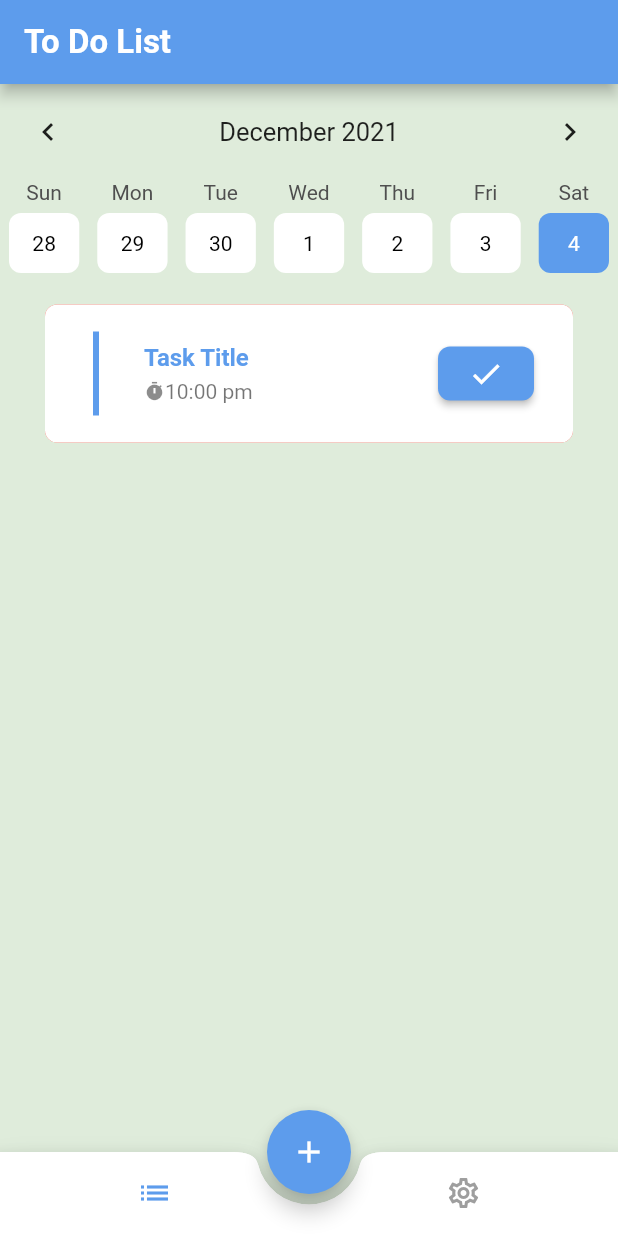
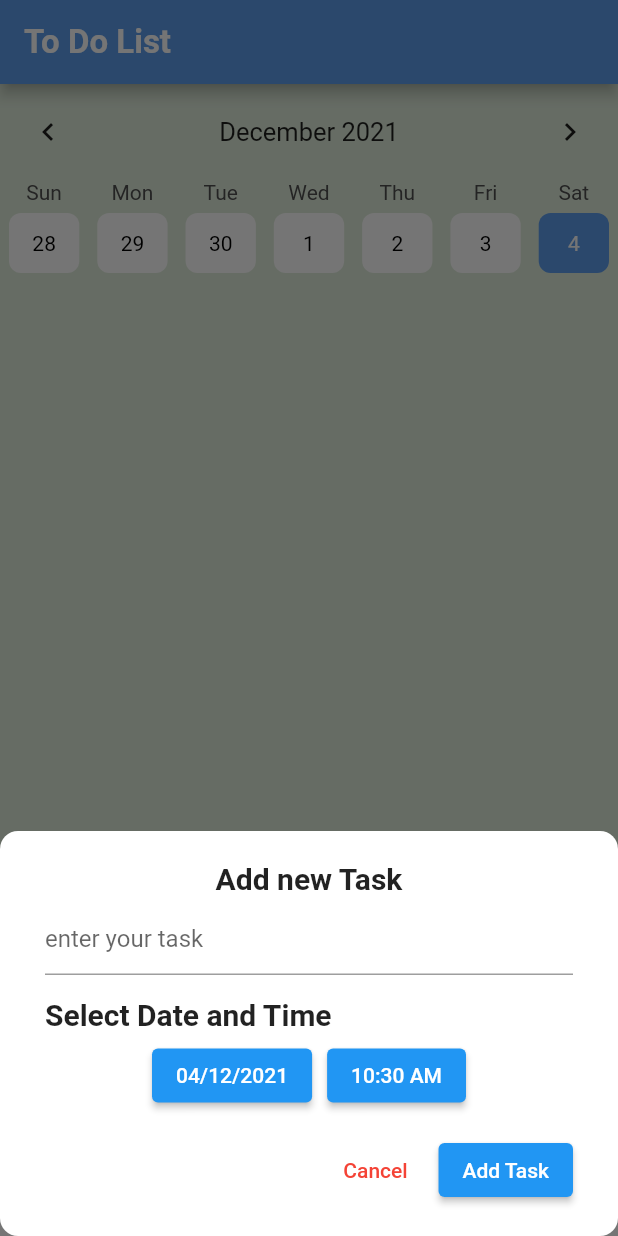
Before and after one commit to Flutter-Course-Cycle-4/todo, a Flutter app: the screen it shows after launch, after a tap on the "add" icon, on a phone screen of 412 x 824 dp. Run offline on Flutter 3.47's test engine with Material 2 defaults, Android fonts, the phone set to English and light mode, and no system bars; drawn by our look-alikes of flutter_slidable, table_calendar; our stand-ins replace cloud_firestore, firebase_core; accounts and stored records are empty; generated files the repository leaves out were written again.

Commit message:
adding firebase to android

```diff
--- /dev/null
+++ b/lib/controllers/tasks_provider.dart
@@ -0,0 +1,19 @@
+import 'package:flutter/material.dart';
+import 'package:todo/models/task.dart';
+import 'package:cloud_firestore/cloud_firestore.dart';
+
+class TasksProvider with ChangeNotifier {
+  List<Task> tasks;
+  TasksProvider() : this.tasks = [];
+  final tasksRef =
+      FirebaseFirestore.instance.collection('tasks').withConverter<Task>(
+            fromFirestore: (snapshot, _) => Task.fromJson(snapshot.data()!),
+            toFirestore: (Task, _) => Task.toJson(),
+          );
+
+  void addTask(Task newTask) {
+    tasks.add(newTask);
+    tasksRef.add(newTask);
+    notifyListeners();
+  }
+}
--- a/lib/l10n/app_ar.arb
+++ b/lib/l10n/app_ar.arb
@@ -3,9 +3,11 @@
   "delete_btn": "مسح",
   "add_task_title": "إضافة مهمة جديدة",
   "task_title_hint": "أدخل عنوان المهمة",
-  "select_time_label":	"إختر التوقيت",
+  "select_time_label":	"إختر التاريخ و التوقيت",
   "language_label":	"اللغة",
   "mode_label"	:"الوضعية",
   "light_mode":	"مضيئ",
-  "dark_mode":	"مظلم"
+  "dark_mode":	"مظلم",
+  "cancel_btn":	"إلغاء",
+  "add_btn":"إضافة"
 }
--- a/lib/l10n/app_en.arb
+++ b/lib/l10n/app_en.arb
@@ -3,9 +3,11 @@
   "delete_btn": "Delete",
   "add_task_title": "Add new Task",
   "task_title_hint": "enter your task",
-  "select_time_label":	"Select Time",
+  "select_time_label":	"Select Date and Time",
   "language_label":	"Language",
   "mode_label"	:"Mode",
   "light_mode":	"Light",
-  "dark_mode":	"Dark"
+  "dark_mode":	"Dark",
+  "cancel_btn":	"Cancel",
+  "add_btn":"Add Task"
 }
--- a/lib/main.dart
+++ b/lib/main.dart
@@ -1,14 +1,21 @@
+import 'package:firebase_core/firebase_core.dart';
 import 'package:flutter/cupertino.dart';
 import 'package:flutter/material.dart';
 import 'package:provider/provider.dart';
 import 'package:todo/controllers/settings_provider.dart';
+import 'package:todo/controllers/tasks_provider.dart';
 import 'package:todo/views/screens/home_screen.dart';
 import 'package:flutter_gen/gen_l10n/app_localizations.dart';
 
-void main() {
+void main() async {
+  WidgetsFlutterBinding.ensureInitialized();
+  await Firebase.initializeApp();
   runApp(
-    ChangeNotifierProvider(
-      create: (context) => SettingsProvider(),
+    MultiProvider(
+      providers: [
+        ChangeNotifierProvider(create: (context) => SettingsProvider()),
+        ChangeNotifierProvider(create: (context) => TasksProvider()),
+      ],
       child: MyApp(),
     ),
   );
--- /dev/null
+++ b/lib/models/task.dart
@@ -0,0 +1,21 @@
+class Task {
+  String title;
+  bool done;
+  DateTime dateTime;
+  Task(this.title, this.dateTime, {this.done = false});
+
+  Task.fromJson(Map<String, Object?> json)
+      : this(
+          json['title']! as String,
+          DateTime.parse(json['dateTime']! as String),
+          done: json['done']! as bool,
+        );
+
+  Map<String, Object?> toJson() {
+    return {
+      'title': title,
+      'dateTime': dateTime,
+      'done': done,
+    };
+  }
+}
--- a/lib/views/screens/home_screen.dart
+++ b/lib/views/screens/home_screen.dart
@@ -2,6 +2,7 @@ import 'package:flutter/material.dart';
 import 'package:flutter_gen/gen_l10n/app_localizations.dart';
 import 'package:todo/views/screens/settings_screen.dart';
 import 'package:todo/views/screens/tasks_screen.dart';
+import 'package:todo/views/widgets/add_task_sheet.dart';
 
 class HomeScreen extends StatefulWidget {
   @override
@@ -29,7 +30,17 @@ class _HomeScreenState extends State<HomeScreen> {
       ),
       floatingActionButton: FloatingActionButton(
         backgroundColor: Theme.of(context).primaryColor,
-        onPressed: () {},
+        onPressed: () {
+          showModalBottomSheet(
+            context: context,
+            isDismissible: false,
+            enableDrag: false,
+            backgroundColor: Colors.transparent,
+            builder: (context) {
+              return AddTaskSheet();
+            },
+          );
+        },
         child: Icon(Icons.add),
       ),
       floatingActionButtonLocation: FloatingActionButtonLocation.centerDocked,
--- a/lib/views/screens/tasks_screen.dart
+++ b/lib/views/screens/tasks_screen.dart
@@ -1,8 +1,11 @@
 import 'package:flutter/cupertino.dart';
 import 'package:flutter/material.dart';
 import 'package:flutter_slidable/flutter_slidable.dart';
+import 'package:provider/provider.dart';
 import 'package:table_calendar/table_calendar.dart';
 import 'package:flutter_gen/gen_l10n/app_localizations.dart';
+import 'package:todo/controllers/tasks_provider.dart';
+import 'package:todo/views/widgets/task_item.dart';
 
 class TasksScreen extends StatefulWidget {
   @override
@@ -58,95 +61,12 @@ class _TasksScreenState extends State<TasksScreen> {
           ),
         ),
         Expanded(
-          child: ListView(
+          child: ListView.builder(
             padding: EdgeInsets.symmetric(vertical: 15, horizontal: 30),
-            children: [
-              Container(
-                decoration: BoxDecoration(
-                  borderRadius: BorderRadius.circular(8),
-                  color: Colors.red,
-                ),
-                child: Slidable(
-                  startActionPane: ActionPane(
-                    extentRatio: 0.25,
-                    motion: BehindMotion(),
-                    children: [
-                      Expanded(
-                        child: Container(
-                          decoration: BoxDecoration(
-                            borderRadius: BorderRadius.circular(8),
-                            color: Colors.red,
-                          ),
-                          child: Column(
-                            mainAxisAlignment: MainAxisAlignment.center,
-                            children: [
-                              Icon(
-                                Icons.delete,
-                                color: Colors.white,
-                                size: 30,
-                              ),
-                              Text(
-                                AppLocalizations.of(context)!.delete_btn,
-                                style: TextStyle(color: Colors.white),
-                              ),
-                            ],
-                          ),
-                        ),
-                      ),
-                    ],
-                  ),
-                  child: Container(
-                    decoration: BoxDecoration(
-                      borderRadius: BorderRadius.circular(8),
-                      color: Theme.of(context).colorScheme.secondary,
-                    ),
-                    padding: EdgeInsets.all(10),
-                    //margin: EdgeInsets.symmetric(vertical: 10, horizontal: 30),
-                    child: ListTile(
-                      horizontalTitleGap: 0,
-                      leading: VerticalDivider(
-                        thickness: 4,
-                        color: Theme.of(context).primaryColor,
-                      ),
-                      title: Text(
-                        'Task Title',
-                        style: TextStyle(
-                          color: Theme.of(context).primaryColor,
-                          fontWeight: FontWeight.bold,
-                        ),
-                      ),
-                      subtitle: Container(
-                        margin: EdgeInsets.only(top: 5),
-                        child: Row(
-                          children: [
-                            Icon(
-                              Icons.timer,
-                              size: 14,
-                            ),
-                            Text('10:00 pm'),
-                          ],
-                        ),
-                      ),
-                      trailing: ElevatedButton(
-                        style: ButtonStyle(
-                          backgroundColor: MaterialStateProperty.all<Color>(
-                            Theme.of(context).primaryColor,
-                          ),
-                          shape:
-                              MaterialStateProperty.all<RoundedRectangleBorder>(
-                            RoundedRectangleBorder(
-                              borderRadius: BorderRadius.circular(8),
-                            ),
-                          ),
-                        ),
-                        onPressed: () {},
-                        child: Icon(Icons.check),
-                      ),
-                    ),
-                  ),
-                ),
-              ),
-            ],
+            itemCount: Provider.of<TasksProvider>(context).tasks.length,
+            itemBuilder: (context, index) {
+              return TaskItem(Provider.of<TasksProvider>(context).tasks[index]);
+            },
           ),
         )
       ],
--- /dev/null
+++ b/lib/views/widgets/add_task_sheet.dart
@@ -0,0 +1,164 @@
+import 'package:flutter/cupertino.dart';
+import 'package:flutter/material.dart';
+import 'package:flutter_gen/gen_l10n/app_localizations.dart';
+import 'package:intl/intl.dart';
+import 'package:provider/provider.dart';
+import 'package:todo/controllers/tasks_provider.dart';
+import 'package:todo/models/task.dart';
+import 'package:todo/views/widgets/sheet_label.dart';
+
+class AddTaskSheet extends StatefulWidget {
+  @override
+  State<AddTaskSheet> createState() => _AddTaskSheetState();
+}
+
+class _AddTaskSheetState extends State<AddTaskSheet> {
+  TextEditingController titleController = TextEditingController();
+  late DateTime selectedDate;
+  late TimeOfDay selectedTime;
+
+  @override
+  void initState() {
+    super.initState();
+    selectedDate = DateTime.now();
+    selectedTime = TimeOfDay.now();
+  }
+
+  @override
+  void dispose() {
+    titleController.dispose();
+    super.dispose();
+  }
+
+  DateTime combineDateAndTime() {
+    return DateTime(
+      selectedDate.year,
+      selectedDate.month,
+      selectedDate.day,
+      selectedTime.hour,
+      selectedTime.minute,
+    );
+  }
+
+  @override
+  Widget build(BuildContext context) {
+    return SingleChildScrollView(
+      child: Container(
+        padding: EdgeInsets.symmetric(vertical: 20, horizontal: 30).add(
+            EdgeInsets.only(bottom: MediaQuery.of(context).viewInsets.bottom)),
+        decoration: BoxDecoration(
+          color: Theme.of(context).colorScheme.secondary,
+          borderRadius: BorderRadius.circular(12),
+        ),
+        child: Column(
+          children: [
+            SheetLabel(AppLocalizations.of(context)!.add_task_title),
+            TextField(
+              controller: titleController,
+              decoration: InputDecoration(
+                floatingLabelBehavior: FloatingLabelBehavior.always,
+                hintText: AppLocalizations.of(context)!.task_title_hint,
+              ),
+            ),
+            SizedBox(height: 15),
+            Align(
+              alignment: Alignment.centerLeft,
+              child:
+                  SheetLabel(AppLocalizations.of(context)!.select_time_label),
+            ),
+            Row(
+              mainAxisAlignment: MainAxisAlignment.center,
+              children: [
+                ElevatedButton(
+                  onPressed: () async {
+                    DateTime? pickedDate = await showDatePicker(
+                      context: context,
+                      initialDate: selectedDate,
+                      firstDate: DateTime.now().subtract(Duration(days: 365)),
+                      lastDate: DateTime.now().add(Duration(days: 365)),
+                    );
+                    if (pickedDate != null) {
+                      selectedDate = pickedDate;
+                      setState(() {});
+                    }
+                  },
+                  child: Text(
+                    DateFormat('dd/MM/yyyy').format(selectedDate),
+                  ),
+                ),
+                SizedBox(
+                  width: 10,
+                ),
+                ElevatedButton(
+                  onPressed: () async {
+                    TimeOfDay? pickedTime = await showTimePicker(
+                      context: context,
+                      initialTime: selectedTime,
+                    );
+                    if (pickedTime != null) {
+                      selectedTime = pickedTime;
+                      setState(() {});
+                    }
+                  },
+                  child: Text(
+                    DateFormat('hh:mm a').format(combineDateAndTime()),
+                  ),
+                ),
+              ],
+            ),
+            SizedBox(height: 15),
+            Row(
+              mainAxisAlignment: MainAxisAlignment.end,
+              children: [
+                TextButton(
+                  onPressed: () {
+                    // Navigator.of(context).pop();
+                    Navigator.pop(context);
+                  },
+                  child: Text(
+                    AppLocalizations.of(context)!.cancel_btn,
+                    style: TextStyle(color: Colors.red),
+                  ),
+                ),
+                SizedBox(width: 10),
+                ElevatedButton(
+                  onPressed: () {
+                    if (titleController.text.isEmpty) {
+                      print('hello');
+                      showDialog(
+                        context: context,
+                        builder: (context) {
+                          return AlertDialog(
+                            title: Text('Missing Data'),
+                            content: Text('Please provide a title to the task'),
+                            actions: [
+                              TextButton(
+                                onPressed: () {
+                                  Navigator.pop(context);
+                                },
+                                child: Text('Ok'),
+                              ),
+                            ],
+                          );
+                        },
+                      );
+                    } else {
+                      Task newTask =
+                          Task(titleController.text, combineDateAndTime());
+                      Provider.of<TasksProvider>(context, listen: false)
+                          .addTask(newTask);
+                      Navigator.pop(context);
+                    }
+                  },
+                  child: Text(
+                    AppLocalizations.of(context)!.add_btn,
+                  ),
+                ),
+              ],
+            )
+          ],
+        ),
+      ),
+    );
+  }
+}
--- /dev/null
+++ b/lib/views/widgets/sheet_label.dart
@@ -0,0 +1,21 @@
+import 'package:flutter/material.dart';
+
+class SheetLabel extends StatelessWidget {
+  String label;
+
+  SheetLabel(this.label);
+
+  @override
+  Widget build(BuildContext context) {
+    return Container(
+      margin: EdgeInsets.only(bottom: 5),
+      child: Text(
+        label,
+        style: TextStyle(
+          fontWeight: FontWeight.bold,
+          fontSize: 20,
+        ),
+      ),
+    );
+  }
+}
--- a/pubspec.yaml
+++ b/pubspec.yaml
@@ -36,7 +36,8 @@ dependencies:
   provider: ^6.0.1
   table_calendar: ^3.0.3
   flutter_slidable: ^1.1.0
-
+  firebase_core: ^1.10.2
+  cloud_firestore: ^3.1.1
 dev_dependencies:
   flutter_test:
     sdk: flutter
```
Also changed, not shown: lib/views/widgets/task_item.dart (added, +108 -0 lines), pubspec.lock, 5 other files.
